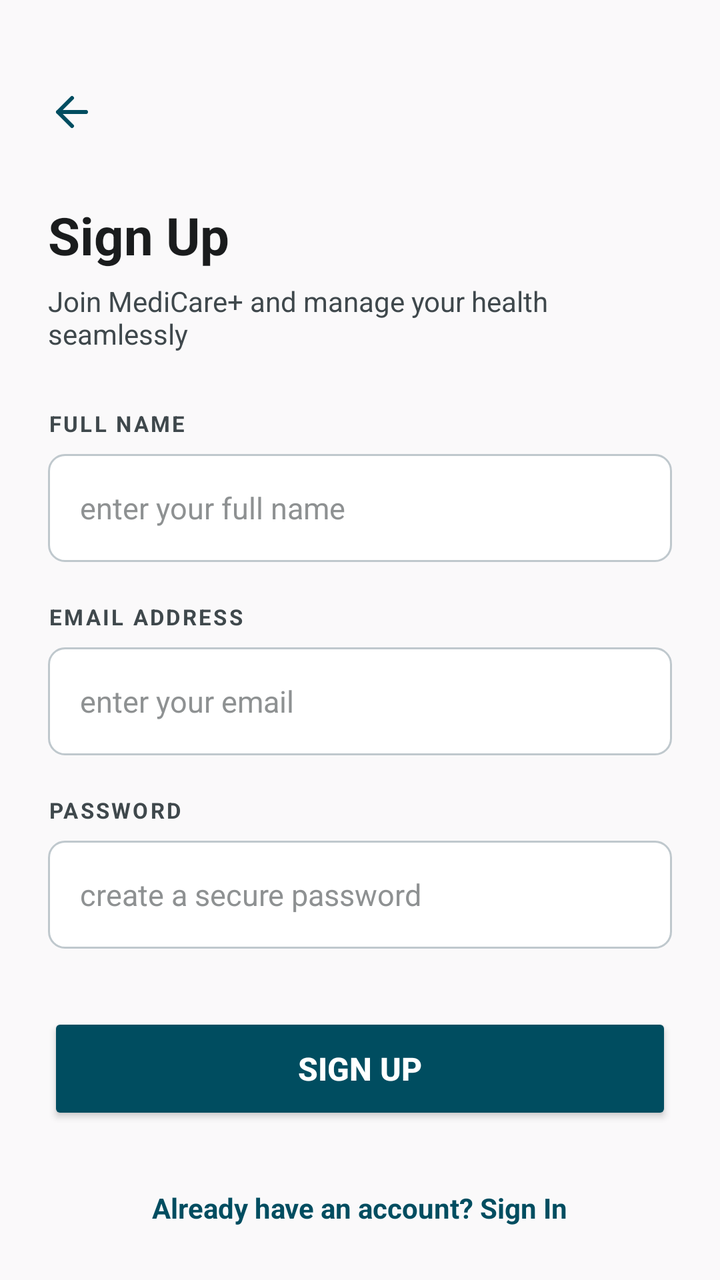
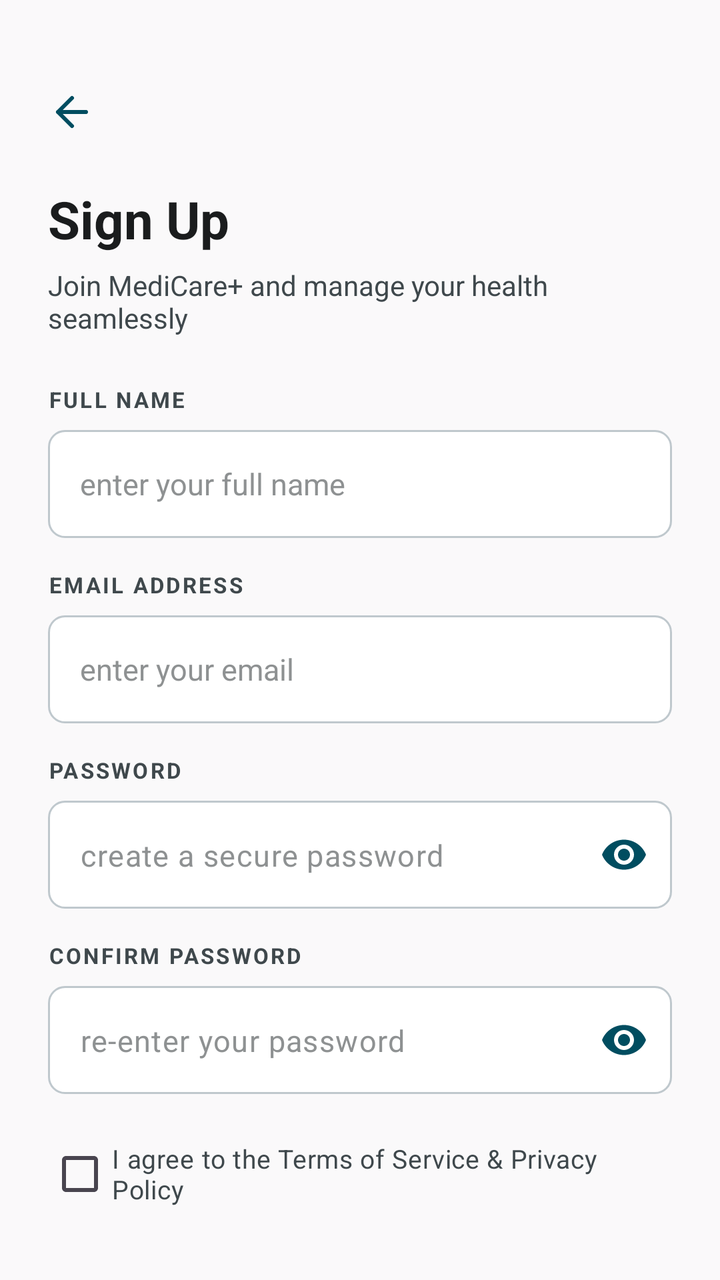

Screens rendered from an Android XML layout before and after an edit, with the pre-edit source and the edit as a unified diff.
<!-- AndroidManifest.xml: activity theme Theme.Medicare -->
<!-- res/layout/activity_register.xml -->
<?xml version="1.0" encoding="utf-8"?>
<androidx.constraintlayout.widget.ConstraintLayout xmlns:android="http://schemas.android.com/apk/res/android"
    xmlns:app="http://schemas.android.com/apk/res-auto"
    xmlns:tools="http://schemas.android.com/tools"
    android:layout_width="match_parent"
    android:layout_height="match_parent"
    android:background="@color/background">

    <androidx.core.widget.NestedScrollView
        android:layout_width="match_parent"
        android:layout_height="match_parent"
        android:fillViewport="true">

        <androidx.constraintlayout.widget.ConstraintLayout
            android:layout_width="match_parent"
            android:layout_height="wrap_content"
            android:padding="24dp">

            
            <ImageView
                android:id="@+id/btn_back_to_login"
                android:layout_width="24dp"
                android:layout_height="24dp"
                android:src="@drawable/ic_back"
                android:layout_marginTop="20dp"
                app:layout_constraintLeft_toLeftOf="parent"
                app:layout_constraintTop_toTopOf="parent"
                app:tint="@color/primary" />

            
            <TextView
                android:id="@+id/lbl_register_title"
                android:layout_width="wrap_content"
                android:layout_height="wrap_content"
                android:text="Sign Up"
                android:textSize="26sp"
                android:textStyle="bold"
                android:textColor="@color/text_primary"
                android:layout_marginTop="32dp"
                app:layout_constraintLeft_toLeftOf="parent"
                app:layout_constraintTop_toBottomOf="@id/btn_back_to_login" />

            <TextView
                android:id="@+id/txt_register_subtitle"
                android:layout_width="wrap_content"
                android:layout_height="wrap_content"
                android:text="Join MediCare+ and manage your health seamlessly"
                android:textSize="14sp"
                android:textColor="@color/text_secondary"
                android:layout_marginTop="6dp"
                app:layout_constraintLeft_toLeftOf="parent"
                app:layout_constraintTop_toBottomOf="@id/lbl_register_title" />

            
            <TextView
                android:id="@+id/lbl_register_name"
                android:layout_width="wrap_content"
                android:layout_height="wrap_content"
                android:text="FULL NAME"
                android:textSize="11sp"
                android:textStyle="bold"
                android:textColor="@color/text_secondary"
                android:letterSpacing="0.1"
                android:layout_marginTop="28dp"
                app:layout_constraintLeft_toLeftOf="parent"
                app:layout_constraintTop_toBottomOf="@id/txt_register_subtitle" />

            <EditText
                android:id="@+id/input_register_name"
                android:layout_width="match_parent"
                android:layout_height="54dp"
                android:layout_marginTop="8dp"
                android:hint="enter your full name"
                android:textColorHint="@color/neutral_gray"
                android:textColor="@color/text_primary"
                android:background="@drawable/bg_input_selector"
                android:paddingStart="16dp"
                android:paddingEnd="16dp"
                android:textSize="15sp"
                android:inputType="textPersonName"
                android:maxLines="1"
                app:layout_constraintTop_toBottomOf="@id/lbl_register_name" />

            
            <TextView
                android:id="@+id/lbl_register_email"
                android:layout_width="wrap_content"
                android:layout_height="wrap_content"
                android:text="EMAIL ADDRESS"
                android:textSize="11sp"
                android:textStyle="bold"
                android:textColor="@color/text_secondary"
                android:letterSpacing="0.1"
                android:layout_marginTop="20dp"
                app:layout_constraintLeft_toLeftOf="parent"
                app:layout_constraintTop_toBottomOf="@id/input_register_name" />

            <EditText
                android:id="@+id/input_register_email"
                android:layout_width="match_parent"
                android:layout_height="54dp"
                android:layout_marginTop="8dp"
                android:hint="enter your email"
                android:textColorHint="@color/neutral_gray"
                android:textColor="@color/text_primary"
                android:background="@drawable/bg_input_selector"
                android:paddingStart="16dp"
                android:paddingEnd="16dp"
                android:textSize="15sp"
                android:inputType="textEmailAddress"
                android:maxLines="1"
                app:layout_constraintTop_toBottomOf="@id/lbl_register_email" />

            
            <TextView
                android:id="@+id/lbl_register_password"
                android:layout_width="wrap_content"
                android:layout_height="wrap_content"
                android:text="PASSWORD"
                android:textSize="11sp"
                android:textStyle="bold"
                android:textColor="@color/text_secondary"
                android:letterSpacing="0.1"
                android:layout_marginTop="20dp"
                app:layout_constraintLeft_toLeftOf="parent"
                app:layout_constraintTop_toBottomOf="@id/input_register_email" />

            <EditText
                android:id="@+id/input_register_password"
                android:layout_width="match_parent"
                android:layout_height="54dp"
                android:layout_marginTop="8dp"
                android:hint="create a secure password"
                android:textColorHint="@color/neutral_gray"
                android:textColor="@color/text_primary"
                android:background="@drawable/bg_input_selector"
                android:paddingStart="16dp"
                android:paddingEnd="16dp"
                android:textSize="15sp"
                android:inputType="textPassword"
                android:maxLines="1"
                app:layout_constraintTop_toBottomOf="@id/lbl_register_password" />

            
            <Button
                android:id="@+id/btn_register_submit"
                android:layout_width="match_parent"
                android:layout_height="56dp"
                android:layout_marginTop="32dp"
                android:text="Sign Up"
                android:textColor="@color/white"
                android:textSize="16sp"
                android:textStyle="bold"
                app:backgroundTint="@color/primary"
                app:cornerRadius="8dp"
                app:layout_constraintTop_toBottomOf="@id/input_register_password" />

            
            <TextView
                android:id="@+id/btn_goto_login"
                android:layout_width="wrap_content"
                android:layout_height="wrap_content"
                android:text="Already have an account? Sign In"
                android:textSize="14sp"
                android:textColor="@color/primary"
                android:textStyle="bold"
                android:layout_marginTop="24dp"
                android:padding="8dp"
                app:layout_constraintLeft_toLeftOf="parent"
                app:layout_constraintRight_toRightOf="parent"
                app:layout_constraintTop_toBottomOf="@id/btn_register_submit" />

        </androidx.constraintlayout.widget.ConstraintLayout>
    </androidx.core.widget.NestedScrollView>

</androidx.constraintlayout.widget.ConstraintLayout>
<!-- resources referenced by this layout -->
<resources>
  <color name="background">#faf9fa</color>
  <color name="neutral_gray">#8e9192</color>
  <color name="primary">#004d60</color>
  <color name="text_primary">#1a1c1d</color>
  <color name="text_secondary">#3f484c</color>
  <color name="white">#ffffff</color>
  <!-- drawable bg_input_selector (drawable) -->
  <?xml version="1.0" encoding="utf-8"?>
  <selector xmlns:android="http://schemas.android.com/apk/res/android">
      <item android:state_focused="true" android:drawable="@drawable/bg_input_focused" />
      <item android:drawable="@drawable/bg_input_default" />
  </selector>
  <!-- drawable ic_back (drawable) -->
  <vector xmlns:android="http://schemas.android.com/apk/res/android"
      android:width="24dp"
      android:height="24dp"
      android:viewportWidth="24"
      android:viewportHeight="24">
    <path
        android:fillColor="#00000000"
        android:strokeColor="#004d60"
        android:strokeWidth="2"
        android:strokeLineCap="round"
        android:strokeLineJoin="round"
        android:pathData="M19,12H5M12,19l-7,-7 7,-7"/>
  </vector>
  <style name="Theme.Medicare" parent="Theme.Material3.DayNight.NoActionBar">
  
          <item name="colorPrimary">@color/primary</item>
          <item name="colorPrimaryContainer">@color/primary_dark</item>
  
          <item name="android:statusBarColor">@color/primary_dark</item>
  
          <item name="android:windowBackground">@color/background</item>
  
      </style>
  <!-- drawable bg_input_focused (drawable) -->
  <?xml version="1.0" encoding="utf-8"?>
  <shape xmlns:android="http://schemas.android.com/apk/res/android"
      android:shape="rectangle">
      <solid android:color="@color/white" />
      <stroke
          android:width="2dp"
          android:color="@color/primary" />
      <corners android:radius="8dp" />
  </shape>
  <!-- drawable bg_input_default (drawable) -->
  <?xml version="1.0" encoding="utf-8"?>
  <shape xmlns:android="http://schemas.android.com/apk/res/android"
      android:shape="rectangle">
      <solid android:color="@color/white" />
      <stroke
          android:width="1dp"
          android:color="#BFC8CD" />
      <corners android:radius="8dp" />
  </shape>
  <color name="primary_dark">#003745</color>
</resources>

<!-- the commit's change to res/layout/activity_register.xml (unified diff, before → after) -->
@@ -36,7 +36,7 @@
                 android:textSize="26sp"
                 android:textStyle="bold"
                 android:textColor="@color/text_primary"
-                android:layout_marginTop="32dp"
+                android:layout_marginTop="24dp"
                 app:layout_constraintLeft_toLeftOf="parent"
                 app:layout_constraintTop_toBottomOf="@id/btn_back_to_login" />
 
@@ -61,7 +61,7 @@
                 android:textStyle="bold"
                 android:textColor="@color/text_secondary"
                 android:letterSpacing="0.1"
-                android:layout_marginTop="28dp"
+                android:layout_marginTop="24dp"
                 app:layout_constraintLeft_toLeftOf="parent"
                 app:layout_constraintTop_toBottomOf="@id/txt_register_subtitle" />
 
@@ -91,7 +91,7 @@
                 android:textStyle="bold"
                 android:textColor="@color/text_secondary"
                 android:letterSpacing="0.1"
-                android:layout_marginTop="20dp"
+                android:layout_marginTop="16dp"
                 app:layout_constraintLeft_toLeftOf="parent"
                 app:layout_constraintTop_toBottomOf="@id/input_register_name" />
 
@@ -121,39 +121,98 @@
                 android:textStyle="bold"
                 android:textColor="@color/text_secondary"
                 android:letterSpacing="0.1"
-                android:layout_marginTop="20dp"
+                android:layout_marginTop="16dp"
                 app:layout_constraintLeft_toLeftOf="parent"
                 app:layout_constraintTop_toBottomOf="@id/input_register_email" />
 
-            <EditText
-                android:id="@+id/input_register_password"
-                android:layout_width="match_parent"
-                android:layout_height="54dp"
-                android:layout_marginTop="8dp"
-                android:hint="create a secure password"
-                android:textColorHint="@color/neutral_gray"
-                android:textColor="@color/text_primary"
-                android:background="@drawable/bg_input_selector"
-                android:paddingStart="16dp"
-                android:paddingEnd="16dp"
-                android:textSize="15sp"
-                android:inputType="textPassword"
-                android:maxLines="1"
-                app:layout_constraintTop_toBottomOf="@id/lbl_register_password" />
+            <com.google.android.material.textfield.TextInputLayout
+                android:id="@+id/layout_register_password"
+                android:layout_width="match_parent"
+                android:layout_height="wrap_content"
+                android:layout_marginTop="8dp"
+                app:hintEnabled="false"
+                app:passwordToggleEnabled="true"
+                app:passwordToggleTint="@color/primary"
+                app:layout_constraintTop_toBottomOf="@id/lbl_register_password">
+
+                <EditText
+                    android:id="@+id/input_register_password"
+                    android:layout_width="match_parent"
+                    android:layout_height="54dp"
+                    android:hint="create a secure password"
+                    android:textColorHint="@color/neutral_gray"
+                    android:textColor="@color/text_primary"
+                    android:background="@drawable/bg_input_selector"
+                    android:paddingStart="16dp"
+                    android:paddingEnd="48dp"
+                    android:textSize="15sp"
+                    android:inputType="textPassword"
+                    android:maxLines="1" />
+            </com.google.android.material.textfield.TextInputLayout>
+
+            
+            <TextView
+                android:id="@+id/lbl_register_confirm_password"
+                android:layout_width="wrap_content"
+                android:layout_height="wrap_content"
+                android:text="CONFIRM PASSWORD"
+                android:textSize="11sp"
+                android:textStyle="bold"
+                android:textColor="@color/text_secondary"
+                android:letterSpacing="0.1"
+                android:layout_marginTop="16dp"
+                app:layout_constraintLeft_toLeftOf="parent"
+                app:layout_constraintTop_toBottomOf="@id/layout_register_password" />
+
+            <com.google.android.material.textfield.TextInputLayout
+                android:id="@+id/layout_register_confirm_password"
+                android:layout_width="match_parent"
+                android:layout_height="wrap_content"
+                android:layout_marginTop="8dp"
+                app:hintEnabled="false"
+                app:passwordToggleEnabled="true"
+                app:passwordToggleTint="@color/primary"
+                app:layout_constraintTop_toBottomOf="@id/lbl_register_confirm_password">
+
+                <EditText
+                    android:id="@+id/input_register_confirm_password"
+                    android:layout_width="match_parent"
+                    android:layout_height="54dp"
+                    android:hint="re-enter your password"
+                    android:textColorHint="@color/neutral_gray"
+                    android:textColor="@color/text_primary"
+                    android:background="@drawable/bg_input_selector"
+                    android:paddingStart="16dp"
+                    android:paddingEnd="48dp"
+                    android:textSize="15sp"
+                    android:inputType="textPassword"
+                    android:maxLines="1" />
+            </com.google.android.material.textfield.TextInputLayout>
+
+            
+            <CheckBox
+                android:id="@+id/checkbox_terms"
+                android:layout_width="match_parent"
+                android:layout_height="wrap_content"
+                android:layout_marginTop="16dp"
+                android:text="I agree to the Terms of Service &amp; Privacy Policy"
+                android:textSize="13sp"
+                android:textColor="@color/text_secondary"
+                app:layout_constraintTop_toBottomOf="@id/layout_register_confirm_password" />
 
             
             <Button
                 android:id="@+id/btn_register_submit"
                 android:layout_width="match_parent"
                 android:layout_height="56dp"
-                android:layout_marginTop="32dp"
+                android:layout_marginTop="24dp"
                 android:text="Sign Up"
                 android:textColor="@color/white"
                 android:textSize="16sp"
                 android:textStyle="bold"
                 app:backgroundTint="@color/primary"
                 app:cornerRadius="8dp"
-                app:layout_constraintTop_toBottomOf="@id/input_register_password" />
+                app:layout_constraintTop_toBottomOf="@id/checkbox_terms" />
 
             
             <TextView
@@ -164,12 +223,23 @@
                 android:textSize="14sp"
                 android:textColor="@color/primary"
                 android:textStyle="bold"
-                android:layout_marginTop="24dp"
+                android:layout_marginTop="20dp"
                 android:padding="8dp"
                 app:layout_constraintLeft_toLeftOf="parent"
                 app:layout_constraintRight_toRightOf="parent"
                 app:layout_constraintTop_toBottomOf="@id/btn_register_submit" />
 
+            <ProgressBar
+                android:id="@+id/progress_register"
+                android:layout_width="wrap_content"
+                android:layout_height="wrap_content"
+                android:visibility="gone"
+                android:indeterminateTint="@color/primary"
+                app:layout_constraintLeft_toLeftOf="parent"
+                app:layout_constraintRight_toRightOf="parent"
+                app:layout_constraintTop_toTopOf="parent"
+                app:layout_constraintBottom_toBottomOf="parent"/>
+
         </androidx.constraintlayout.widget.ConstraintLayout>
     </androidx.core.widget.NestedScrollView>
 
